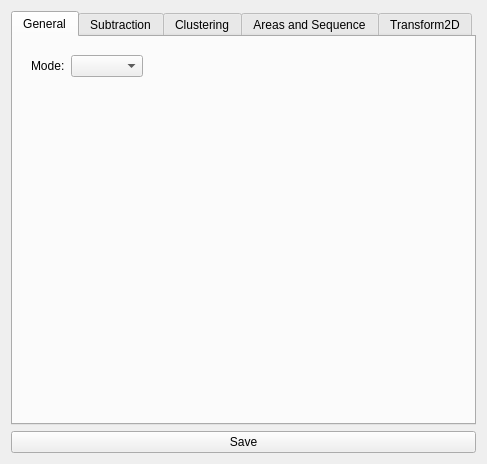
dkliminsky/Scenery, file Scenery/gui/processwindow.ui: the form before one commit.
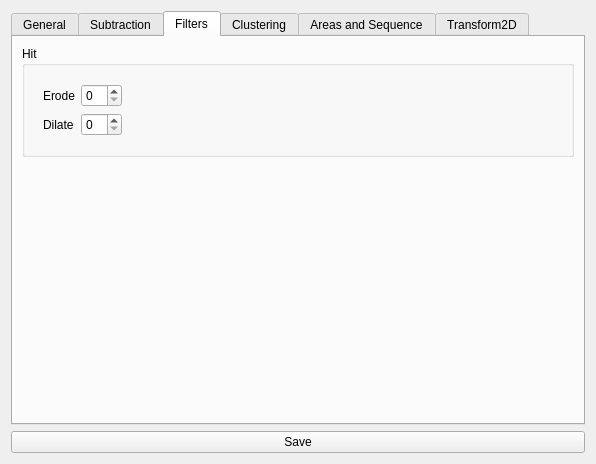
The form after the commit. The open tabs and pages were chosen to show the change.

Patch:
```diff
--- a/Scenery/gui/processwindow.ui
+++ b/Scenery/gui/processwindow.ui
@@ -6,7 +6,7 @@
    <rect>
     <x>0</x>
     <y>0</y>
-    <width>487</width>
+    <width>596</width>
     <height>464</height>
    </rect>
   </property>
@@ -730,6 +730,74 @@
        </item>
       </layout>
      </widget>
+     <widget class="QWidget" name="filters">
+      <attribute name="title">
+       <string>Filters</string>
+      </attribute>
+      <layout class="QVBoxLayout" name="verticalLayout_15">
+       <item>
+        <widget class="QGroupBox" name="groupBox_6">
+         <property name="title">
+          <string>Hit</string>
+         </property>
+         <layout class="QHBoxLayout" name="horizontalLayout_8">
+          <item>
+           <widget class="QWidget" name="widget_16" native="true">
+            <layout class="QGridLayout" name="gridLayout_11">
+             <item row="0" column="0">
+              <widget class="QLabel" name="label_44">
+               <property name="text">
+                <string>Erode</string>
+               </property>
+              </widget>
+             </item>
+             <item row="0" column="1">
+              <widget class="QSpinBox" name="filtersHitErodeSpinBox"/>
+             </item>
+             <item row="1" column="0">
+              <widget class="QLabel" name="label_45">
+               <property name="text">
+                <string>Dilate</string>
+               </property>
+              </widget>
+             </item>
+             <item row="1" column="1">
+              <widget class="QSpinBox" name="filtersHitDilateSpinBox"/>
+             </item>
+            </layout>
+           </widget>
+          </item>
+          <item>
+           <spacer name="horizontalSpacer_4">
+            <property name="orientation">
+             <enum>Qt::Horizontal</enum>
+            </property>
+            <property name="sizeHint" stdset="0">
+             <size>
+              <width>431</width>
+              <height>20</height>
+             </size>
+            </property>
+           </spacer>
+          </item>
+         </layout>
+        </widget>
+       </item>
+       <item>
+        <spacer name="verticalSpacer_10">
+         <property name="orientation">
+          <enum>Qt::Vertical</enum>
+         </property>
+         <property name="sizeHint" stdset="0">
+          <size>
+           <width>20</width>
+           <height>40</height>
+          </size>
+         </property>
+        </spacer>
+       </item>
+      </layout>
+     </widget>
      <widget class="QWidget" name="clustering">
       <attribute name="title">
        <string>Clustering</string>
```
Left out of the diff: 34 changed lines with no effect on the pictures.
